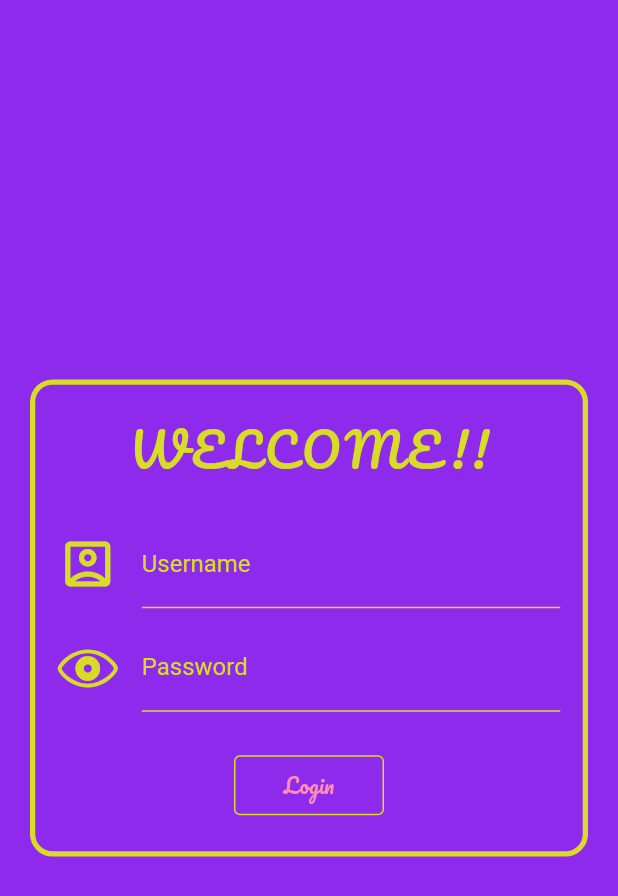
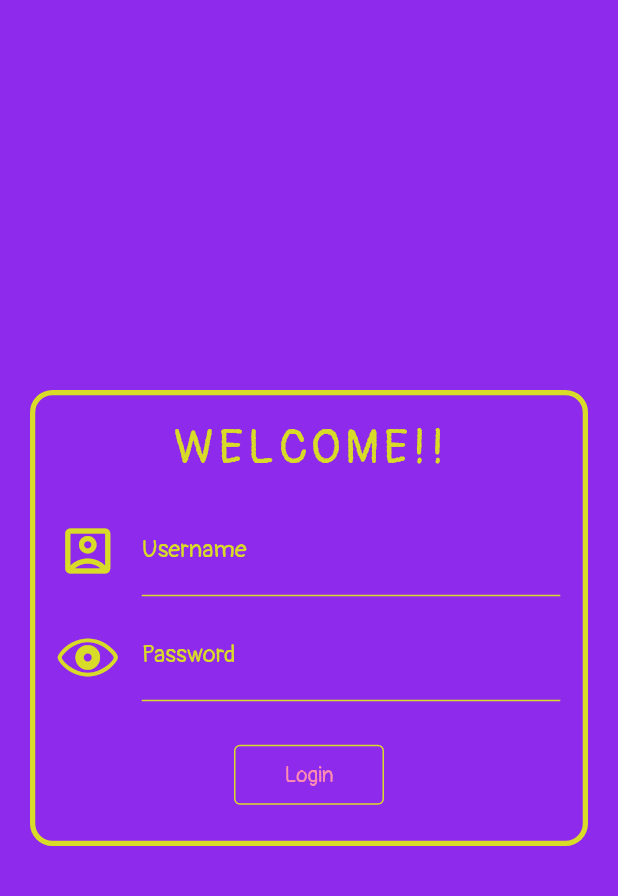
Before and after one commit to malik-vishu/GroceryApp_Flutter, a Flutter app: the screen it shows after launch, on a phone screen of 412 x 824 dp. Shown: the top 896 px of the screen. Run offline on Flutter 3.47's test engine with Material 2 defaults, Android fonts, the phone set to English and light mode, and no system bars; our stand-ins replace google_fonts, velocity_x.

Commit message:
fontfamily changed

```diff
--- a/lib/screens/login_screen.dart
+++ b/lib/screens/login_screen.dart
@@ -124,14 +124,18 @@ class FormField extends StatelessWidget {
             borderSide: BorderSide(color: MyThemes.headingBlueColor)),
         errorBorder: const UnderlineInputBorder(
             borderSide: BorderSide(color: MyThemes.headingBlueColor)),
-        errorStyle: const TextStyle(color: MyThemes.headingBlueColor),
+        errorStyle: const TextStyle(
+            color: MyThemes.headingBlueColor,
+            fontFamily: MyThemes.headingFonts),
         icon: Icon(
           leadingIcon,
           color: MyThemes.lightYellow,
           size: 40,
         ),
-        hintStyle: const TextStyle(color: MyThemes.lightYellow),
-        labelStyle: const TextStyle(color: MyThemes.lightYellow),
+        hintStyle: const TextStyle(
+            color: MyThemes.lightYellow, fontFamily: MyThemes.headingFonts),
+        labelStyle: const TextStyle(
+            color: MyThemes.lightYellow, fontFamily: MyThemes.headingFonts),
         enabledBorder: const UnderlineInputBorder(
           borderSide: BorderSide(color: MyThemes.lightYellow),
         ),
--- a/lib/widgets/themes.dart
+++ b/lib/widgets/themes.dart
@@ -8,6 +8,6 @@ class MyThemes {
   static const Color cardColor = Color.fromARGB(255, 224, 243, 191);
   static const Color cardButtonColor = Color.fromARGB(255, 69, 227, 242);
   static const Color cardIconColor = Colors.black;
-  static const String headingFonts = "Pacifico";
+  static const String headingFonts = "Pangolin";
   static const Color headingBlueColor = Color.fromARGB(255, 48, 209, 249);
 }
--- a/pubspec.yaml
+++ b/pubspec.yaml
@@ -86,6 +86,9 @@ flutter:
     - family: Pacifico
       fonts:
         - asset: assets/fonts/Pacifico-Regular.ttf
+    - family: Pangolin
+      fonts:
+        - asset: assets/fonts/Pangolin-Regular.ttf
   #       - asset: fonts/Schyler-Italic.ttf
   #         style: italic
   #   - family: Trajan Pro
```
Also changed, not shown: lib/screens/home_screen.dart (+10 -5 lines), assets/fonts/Pangolin-Regular.ttf (added).
